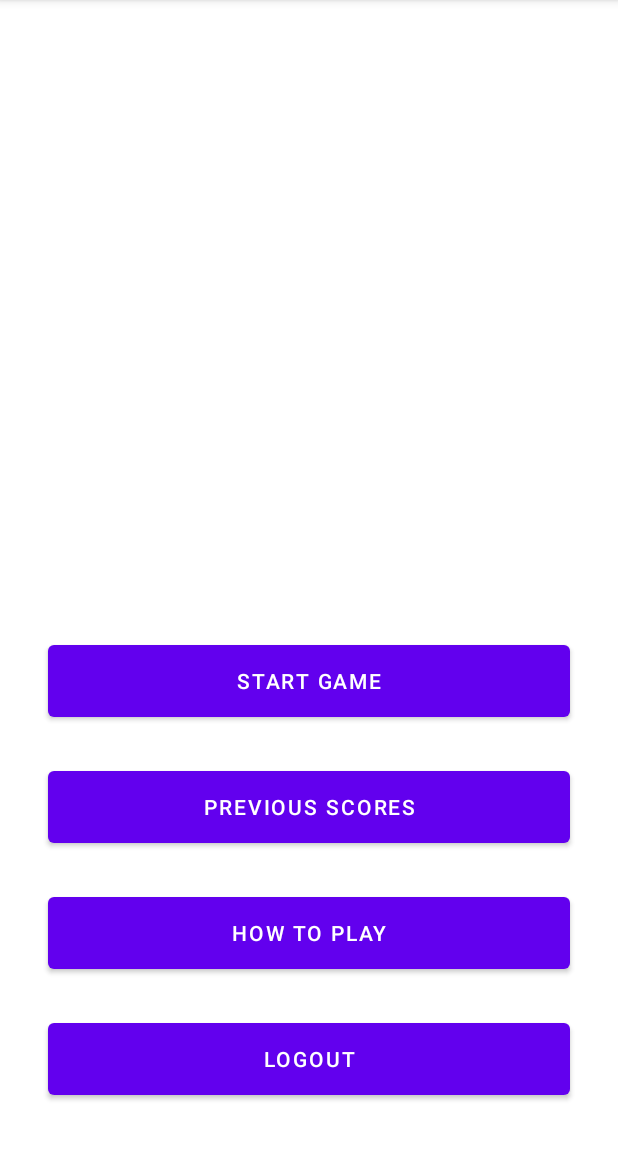
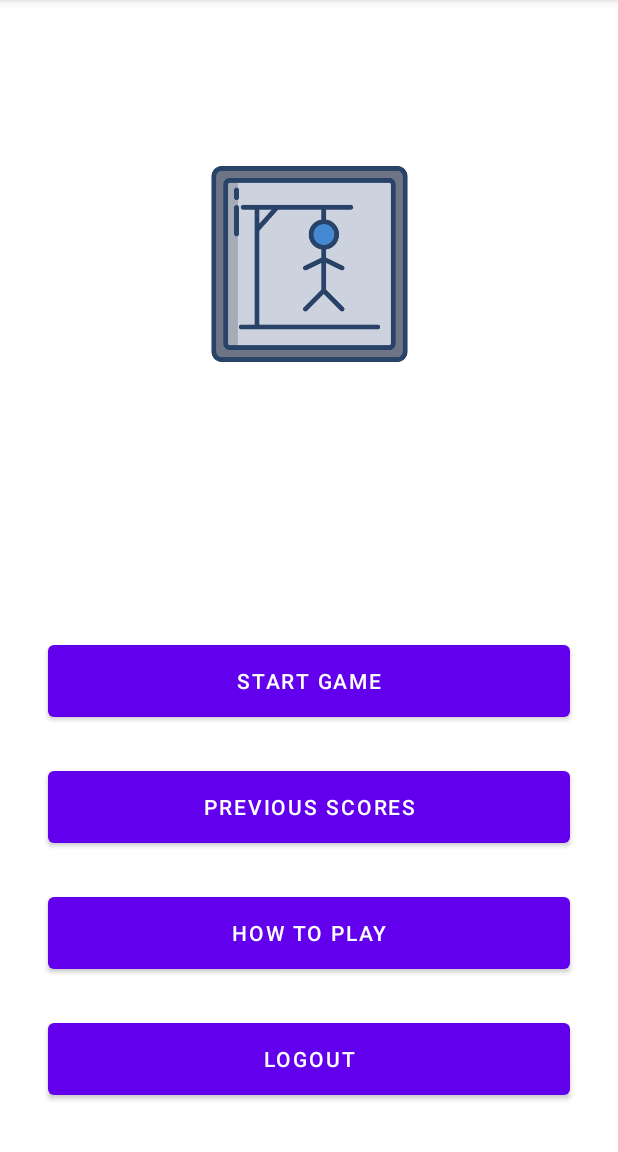
Before and after one commit to DA-102386-2223/thehangman2, an Android app: the screen it shows after launch once a user with an empty profile is signed in (InitActivity), on a phone screen of 412 x 824 dp, the part 84-1236 px from its top. Run offline under Robolectric (Android 15) with nearby library versions, the phone set to English and light mode, and no system bars; our stand-ins replace Firebase (no records; nobody signed in at launch, a user with empty details on screens opened directly).

Commit message:
Requisit 1.1

```diff
--- a/app/src/main/res/layout/activity_init.xml
+++ b/app/src/main/res/layout/activity_init.xml
@@ -66,4 +66,15 @@
         android:layout_height="wrap_content"
         android:orientation="horizontal"
         app:layout_constraintGuide_percent="0.5" />
+
+    <ImageView
+        android:id="@+id/imageView"
+        android:layout_width="151dp"
+        android:layout_height="136dp"
+        app:layout_constraintBottom_toBottomOf="parent"
+        app:layout_constraintEnd_toEndOf="parent"
+        app:layout_constraintStart_toStartOf="parent"
+        app:layout_constraintTop_toTopOf="parent"
+        app:layout_constraintVertical_bias="0.171"
+        app:srcCompat="@drawable/_168659" />
 </androidx.constraintlayout.widget.ConstraintLayout>
```
Also changed, not shown: app/src/main/res/drawable/_168659.png (added).
